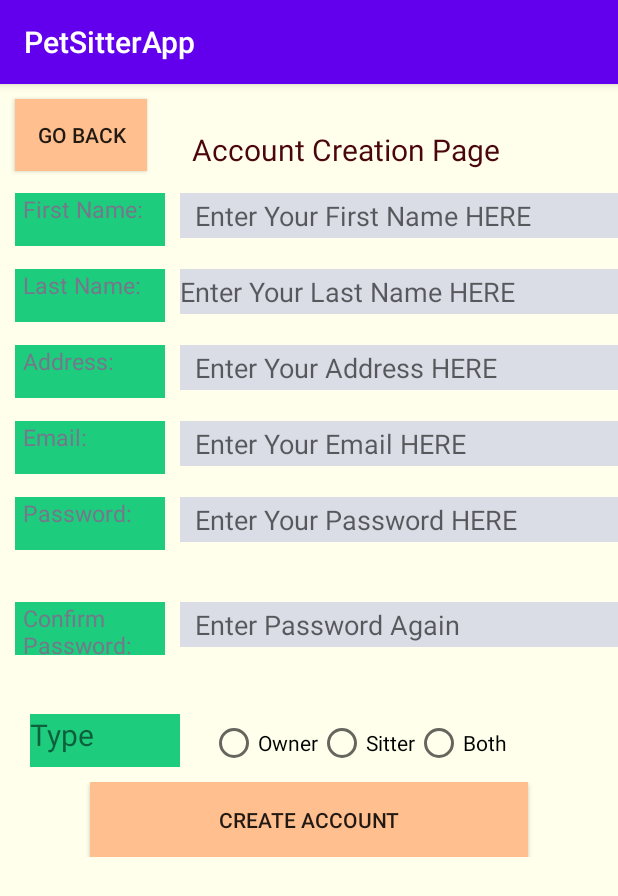
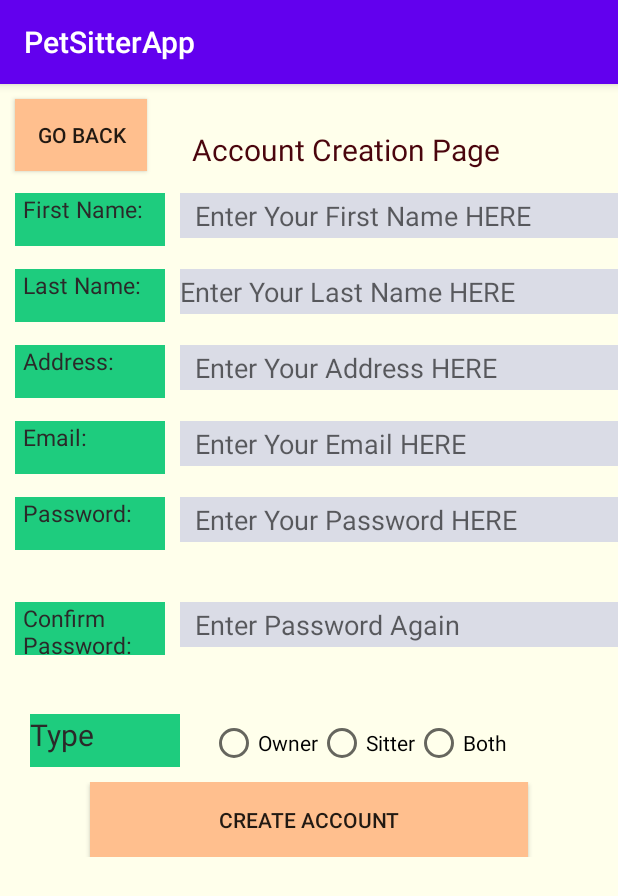
Before and after one commit to avfallon/PetSitterApp, an Android app: the screen it shows after launch (Controller), after a tap on "CREATE ACCOUNT", on a phone screen of 412 x 824 dp. Shown: the top 896 px of the screen. Run offline under Robolectric (Android 15) with nearby library versions, the phone set to English and light mode, and no system bars; 8 statements that could not run were skipped; 1 other tap on this screen came first.

Commit message:
Create Account

```diff
--- a/app/src/main/res/layout/activity_create_account.xml
+++ b/app/src/main/res/layout/activity_create_account.xml
@@ -47,7 +47,6 @@
                 android:id="@+id/FirstNameTitle"
                 style="@style/AccountCreationLabel"
                 android:text="@string/String_AccountCreation_FirstName_Title"
-                android:textColor="@color/petFormTitle_color"
                 android:layout_marginLeft="10dp"
                 android:layout_marginStart="10dp"
                 android:paddingHorizontal="5dp"
@@ -98,7 +97,6 @@
                 style="@style/AccountCreationLabel"
 
                 android:text="@string/String_AccountCreation_LastName_Title"
-                android:textColor="@color/petFormTitle_color"
                 android:layout_marginLeft="10dp"
                 android:layout_marginStart="10dp"
                 android:paddingHorizontal="5dp"
@@ -148,7 +146,6 @@
                 style="@style/AccountCreationLabel"
 
                 android:text="@string/String_AccountCreation_Address_Title"
-                android:textColor="@color/petFormTitle_color"
                 android:layout_marginLeft="10dp"
                 android:layout_marginStart="10dp"
                 android:paddingHorizontal="5dp"
@@ -201,7 +198,6 @@
                 style="@style/AccountCreationLabel"
 
                 android:text="@string/String_AccountCreation_Email_Title"
-                android:textColor="@color/petFormTitle_color"
                 android:layout_marginLeft="10dp"
                 android:layout_marginStart="10dp"
                 android:paddingHorizontal="5dp"
@@ -214,7 +210,6 @@
                 android:id="@+id/EmailInput"
                 android:layout_marginLeft="10dp"
                 android:layout_toRightOf="@+id/EmailTitle"
-                android:background="@color/petFormInput_color"
                 style="@style/AccountCreationInput"
 
                 android:paddingHorizontal="10dp"
@@ -254,7 +249,6 @@
                 style="@style/AccountCreationLabel"
 
                 android:text="@string/String_AccountCreation_Password_Title"
-                android:textColor="@color/petFormTitle_color"
                 android:layout_marginLeft="10dp"
                 android:layout_marginStart="10dp"
                 android:paddingHorizontal="5dp"
@@ -267,7 +261,6 @@
                 android:id="@+id/PasswordInput"
                 android:layout_marginLeft="10dp"
                 android:layout_toRightOf="@+id/PasswordTitle"
-                android:background="@color/petFormInput_color"
                 style="@style/AccountCreationInput"
 
                 android:paddingHorizontal="10dp"
@@ -306,7 +299,6 @@
                 style="@style/AccountCreationLabel"
 
                 android:text="@string/String_AccountCreation_ConfirmPassword_Title"
-                android:textColor="@color/petFormTitle_color"
                 android:layout_marginLeft="10dp"
                 android:layout_marginStart="10dp"
                 android:paddingHorizontal="5dp"
@@ -319,7 +311,6 @@
                 android:id="@+id/ConfirmPasswordInput"
                 android:layout_marginLeft="10dp"
                 android:layout_toRightOf="@+id/PasswordConfirmTitle"
-                android:background="@color/petFormInput_color"
                 style="@style/AccountCreationInput"
 
                 android:paddingHorizontal="10dp"
--- a/app/src/main/res/values/styles.xml
+++ b/app/src/main/res/values/styles.xml
@@ -60,6 +60,7 @@
         <item name="android:layout_width">100dp</item>
         <item name="android:layout_height">35dp</item>
         <item name="android:background">@color/teal</item>
+        <item name="android:textColor">@color/grey</item>
     </style>
 
     <style name="AccountCreationSubmit">
```
